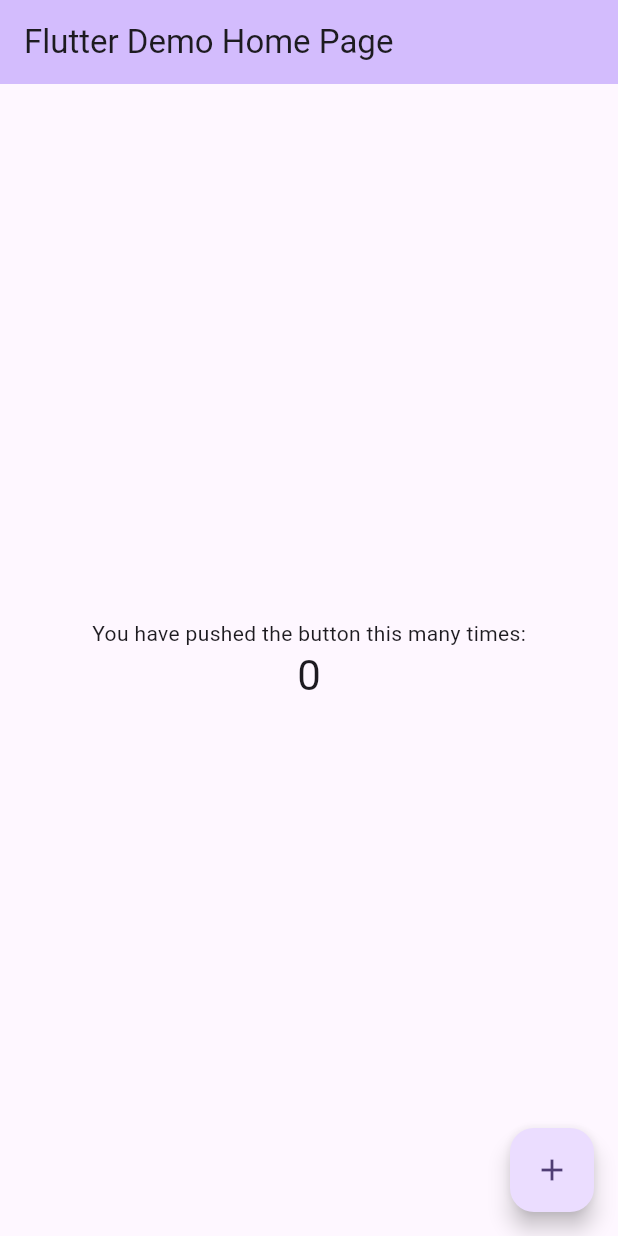
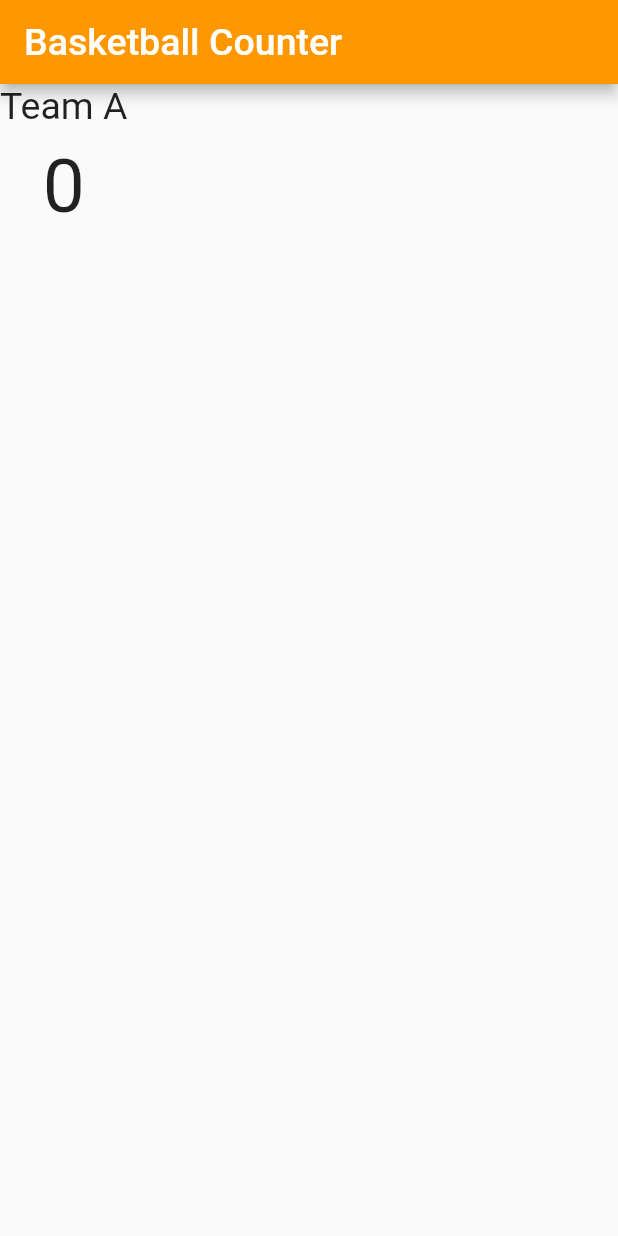
Before and after one commit to Kirollos-Saad/Basketball_Counter_Application, a Flutter app: the screen it shows after launch, on a phone screen of 412 x 824 dp. Run offline on Flutter 3.47's test engine with Material 3 defaults, Android fonts, the phone set to English and light mode, and no system bars.

Commit message:
built the initial homepage of the app

```diff
--- /dev/null
+++ b/lib/home_page.dart
@@ -0,0 +1,47 @@
+
+
+import 'package:flutter/material.dart';
+
+class HomePage extends StatelessWidget {
+  const HomePage({super.key});
+
+  @override
+  Widget build(BuildContext context) {
+    return Scaffold(
+      appBar: AppBar(
+        backgroundColor: Colors.orange,
+        title: const Text(
+          'Basketball Counter',
+          style: TextStyle(
+            fontSize: 25.0,
+            color: Colors.white,
+          ),
+        ),
+      ),
+      body: Row(
+        children: [
+          Column(
+            children: [
+              const Text(
+                'Team A',
+                style: TextStyle(fontSize: 25.0),
+              ),
+              const SizedBox(
+                height: 10,
+              ),
+              const Text(
+                '0',
+                style: TextStyle(fontSize: 50.0),
+              ),
+              const SizedBox(
+                height: 10,
+              ),
+
+
+            ],
+          ),
+        ],
+      ),
+    );
+  }
+}
--- a/lib/main.dart
+++ b/lib/main.dart
@@ -1,3 +1,4 @@
+import 'package:basketball_counter_app/home_page.dart';
 import 'package:flutter/material.dart';
 
 void main() {
@@ -11,115 +12,14 @@ class MyApp extends StatelessWidget {
   @override
   Widget build(BuildContext context) {
     return MaterialApp(
-      title: 'Flutter Demo',
+      debugShowCheckedModeBanner: false,
       theme: ThemeData(
-        // This is the theme of your application.
-        //
-        // TRY THIS: Try running your application with "flutter run". You'll see
-        // the application has a blue toolbar. Then, without quitting the app,
-        // try changing the seedColor in the colorScheme below to Colors.green
-        // and then invoke "hot reload" (save your changes or press the "hot
-        // reload" button in a Flutter-supported IDE, or press "r" if you used
-        // the command line to start the app).
-        //
-        // Notice that the counter didn't reset back to zero; the application
-        // state is not lost during the reload. To reset the state, use hot
-        // restart instead.
-        //
-        // This works for code too, not just values: Most code changes can be
-        // tested with just a hot reload.
-        colorScheme: ColorScheme.fromSeed(seedColor: Colors.deepPurple),
-        useMaterial3: true,
+        //appBarTheme: ,
+       // scaffoldBackgroundColor: Colors.orange,
+        primaryColor: Colors.white,
+        useMaterial3: false,
       ),
-      home: const MyHomePage(title: 'Flutter Demo Home Page'),
+      home: const HomePage(),
     );
   }
 }
-
-class MyHomePage extends StatefulWidget {
-  const MyHomePage({super.key, required this.title});
-
-  // This widget is the home page of your application. It is stateful, meaning
-  // that it has a State object (defined below) that contains fields that affect
-  // how it looks.
-
-  // This class is the configuration for the state. It holds the values (in this
-  // case the title) provided by the parent (in this case the App widget) and
-  // used by the build method of the State. Fields in a Widget subclass are
-  // always marked "final".
-
-  final String title;
-
-  @override
-  State<MyHomePage> createState() => _MyHomePageState();
-}
-
-class _MyHomePageState extends State<MyHomePage> {
-  int _counter = 0;
-
-  void _incrementCounter() {
-    setState(() {
-      // This call to setState tells the Flutter framework that something has
-      // changed in this State, which causes it to rerun the build method below
-      // so that the display can reflect the updated values. If we changed
-      // _counter without calling setState(), then the build method would not be
-      // called again, and so nothing would appear to happen.
-      _counter++;
-    });
-  }
-
-  @override
-  Widget build(BuildContext context) {
-    // This method is rerun every time setState is called, for instance as done
-    // by the _incrementCounter method above.
-    //
-    // The Flutter framework has been optimized to make rerunning build methods
-    // fast, so that you can just rebuild anything that needs updating rather
-    // than having to individually change instances of widgets.
-    return Scaffold(
-      appBar: AppBar(
-        // TRY THIS: Try changing the color here to a specific color (to
-        // Colors.amber, perhaps?) and trigger a hot reload to see the AppBar
-        // change color while the other colors stay the same.
-        backgroundColor: Theme.of(context).colorScheme.inversePrimary,
-        // Here we take the value from the MyHomePage object that was created by
-        // the App.build method, and use it to set our appbar title.
-        title: Text(widget.title),
-      ),
-      body: Center(
-        // Center is a layout widget. It takes a single child and positions it
-        // in the middle of the parent.
-        child: Column(
-          // Column is also a layout widget. It takes a list of children and
-          // arranges them vertically. By default, it sizes itself to fit its
-          // children horizontally, and tries to be as tall as its parent.
-          //
-          // Column has various properties to control how it sizes itself and
-          // how it positions its children. Here we use mainAxisAlignment to
-          // center the children vertically; the main axis here is the vertical
-          // axis because Columns are vertical (the cross axis would be
-          // horizontal).
-          //
-          // TRY THIS: Invoke "debug painting" (choose the "Toggle Debug Paint"
-          // action in the IDE, or press "p" in the console), to see the
-          // wireframe for each widget.
-          mainAxisAlignment: MainAxisAlignment.center,
-          children: <Widget>[
-            const Text(
-              'You have pushed the button this many times:',
-            ),
-            Text(
-              '$_counter',
-              style: Theme.of(context).textTheme.headlineMedium,
-            ),
-          ],
-        ),
-      ),
-      floatingActionButton: FloatingActionButton(
-        onPressed: _incrementCounter,
-        tooltip: 'Increment',
-        child: const Icon(Icons.add),
-      ), // This trailing comma makes auto-formatting nicer for build methods.
-    );
-  }
-}
```
